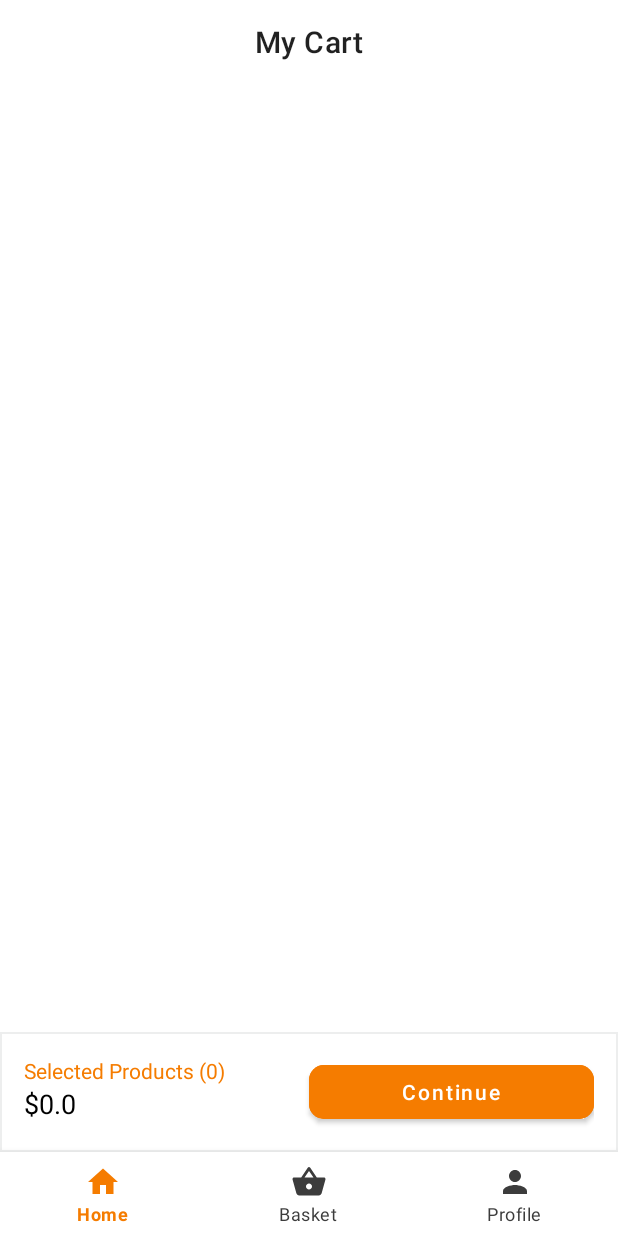
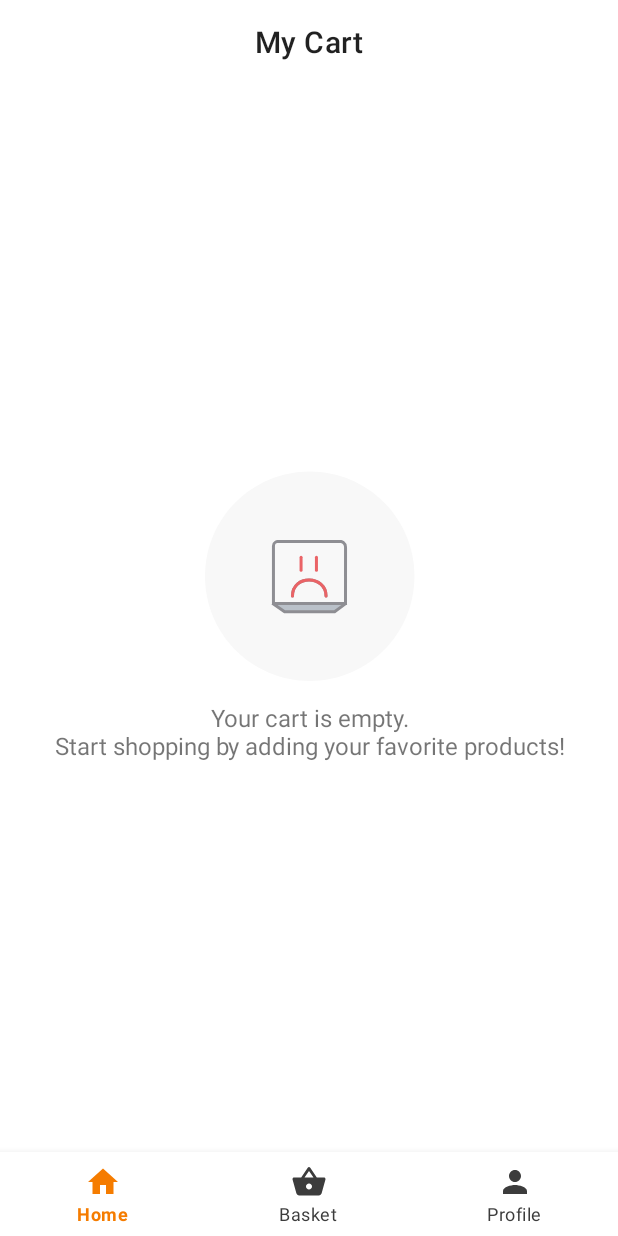
Before and after one commit to iamsuatzengin/fake-store-andro, an Android app: the BasketFragment screen opened through its navigation route, on a phone screen of 412 x 824 dp. Run offline under Robolectric (Android 15) with nearby library versions, the phone set to English and light mode, and no system bars; our stand-ins replace Dagger/Hilt's generated code, navigation-ui.

Commit message:
Add empty state on basket fragment

```diff
--- a/app/src/main/java/com/example/fakestoreandro/ui/basket/BasketFragment.kt
+++ b/app/src/main/java/com/example/fakestoreandro/ui/basket/BasketFragment.kt
@@ -2,6 +2,7 @@ package com.example.fakestoreandro.ui.basket
 
 import android.os.Bundle
 import android.view.View
+import androidx.core.view.isVisible
 import androidx.fragment.app.Fragment
 import androidx.fragment.app.activityViewModels
 import androidx.lifecycle.Lifecycle
@@ -71,6 +72,9 @@ class BasketFragment : Fragment(R.layout.fragment_basket), BasketAdapterCallback
             val selected = resources.getString(R.string.text_selected_products, uiState.list.size)
             tvSelectedProducts.text = selected
             tvTotalPrice.text = uiState.totalPrice.toString() addPrefix "$"
+
+            clGroupMainViews.isVisible = uiState.list.isNotEmpty()
+            clGroupEmptyState.isVisible = uiState.list.isEmpty()
         }
     }
 
--- a/app/src/main/res/layout/fragment_basket.xml
+++ b/app/src/main/res/layout/fragment_basket.xml
@@ -49,11 +49,11 @@
             android:id="@+id/tv_total_price"
             android:layout_width="wrap_content"
             android:layout_height="wrap_content"
-            tools:text="321,39 TL"
             android:textColor="@color/black"
             android:textSize="@dimen/text_size_18sp"
             app:layout_constraintStart_toStartOf="parent"
-            app:layout_constraintTop_toBottomOf="@id/tv_selected_products" />
+            app:layout_constraintTop_toBottomOf="@id/tv_selected_products"
+            tools:text="321,39 TL" />
 
         <androidx.constraintlayout.widget.Guideline
             android:id="@+id/guideline"
@@ -67,11 +67,47 @@
             style="@style/MyButton"
             android:layout_width="0dp"
             android:layout_height="wrap_content"
-            app:layout_constraintStart_toEndOf="@id/guideline"
             android:text="@string/btn_text_continue"
             android:textAllCaps="false"
             app:layout_constraintBottom_toBottomOf="parent"
             app:layout_constraintEnd_toEndOf="parent"
+            app:layout_constraintStart_toEndOf="@id/guideline"
             app:layout_constraintTop_toTopOf="parent" />
     </androidx.constraintlayout.widget.ConstraintLayout>
+
+    <com.airbnb.lottie.LottieAnimationView
+        android:id="@+id/anim_empty_state"
+        android:layout_width="wrap_content"
+        android:layout_height="wrap_content"
+        app:layout_constraintBottom_toBottomOf="parent"
+        app:layout_constraintEnd_toEndOf="parent"
+        app:layout_constraintStart_toStartOf="parent"
+        app:layout_constraintTop_toTopOf="parent"
+        app:lottie_autoPlay="true"
+        app:lottie_loop="true"
+        app:lottie_rawRes="@raw/anim_empty_state" />
+
+    <TextView
+        android:id="@+id/tv_empty_state"
+        android:layout_width="wrap_content"
+        android:layout_height="wrap_content"
+        android:layout_marginTop="@dimen/margin_8dp"
+        android:gravity="center"
+        android:text="@string/text_basket_empty_state"
+        android:textSize="@dimen/text_size_16sp"
+        app:layout_constraintEnd_toEndOf="parent"
+        app:layout_constraintStart_toStartOf="parent"
+        app:layout_constraintTop_toBottomOf="@id/anim_empty_state" />
+
+    <androidx.constraintlayout.widget.Group
+        android:id="@+id/cl_group_main_views"
+        android:layout_width="wrap_content"
+        android:layout_height="wrap_content"
+        app:constraint_referenced_ids="cl_continue, rv_basket" />
+
+    <androidx.constraintlayout.widget.Group
+        android:id="@+id/cl_group_empty_state"
+        android:layout_width="wrap_content"
+        android:layout_height="wrap_content"
+        app:constraint_referenced_ids="anim_empty_state, tv_empty_state" />
 </androidx.constraintlayout.widget.ConstraintLayout>
--- a/app/src/main/res/values/strings.xml
+++ b/app/src/main/res/values/strings.xml
@@ -26,4 +26,5 @@
     <string name="text_selected_products">Selected Products (%d)</string>
     <string name="content_description_increase_button">Increase Button</string>
     <string name="content_description_decrease_button">Decrease Button</string>
+    <string name="text_basket_empty_state">Your cart is empty.\nStart shopping by adding your favorite products!</string>
 </resources>
```
Also changed, not shown: app/src/main/res/raw/anim_empty_state.json (added, +1 -0 lines).
